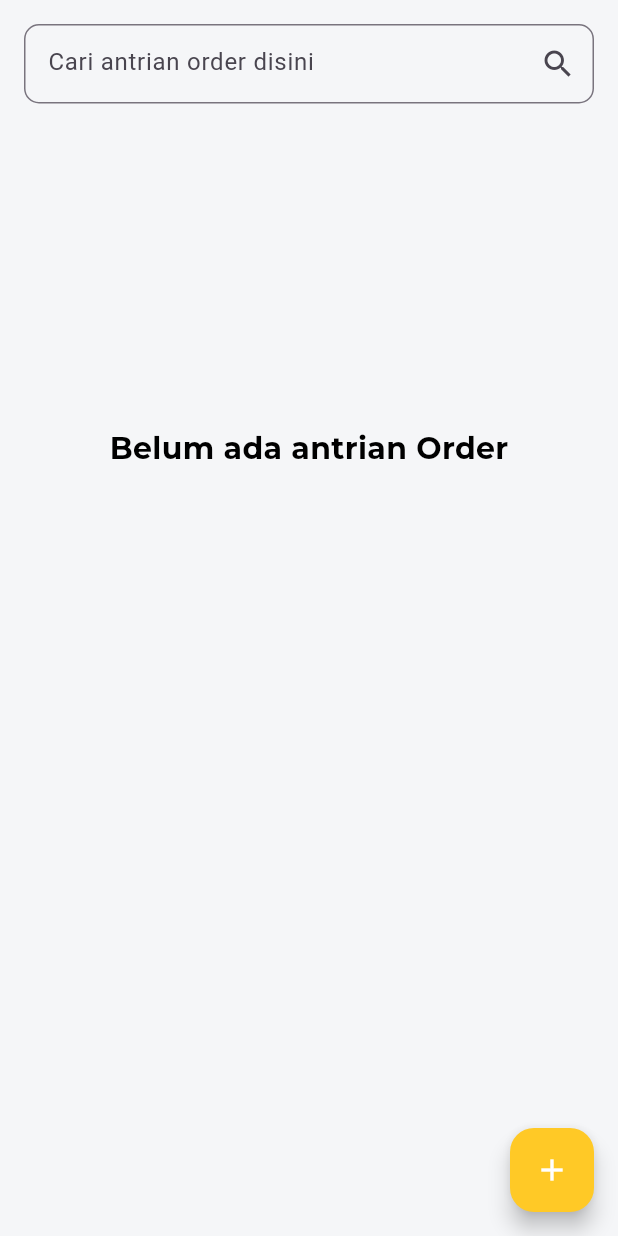
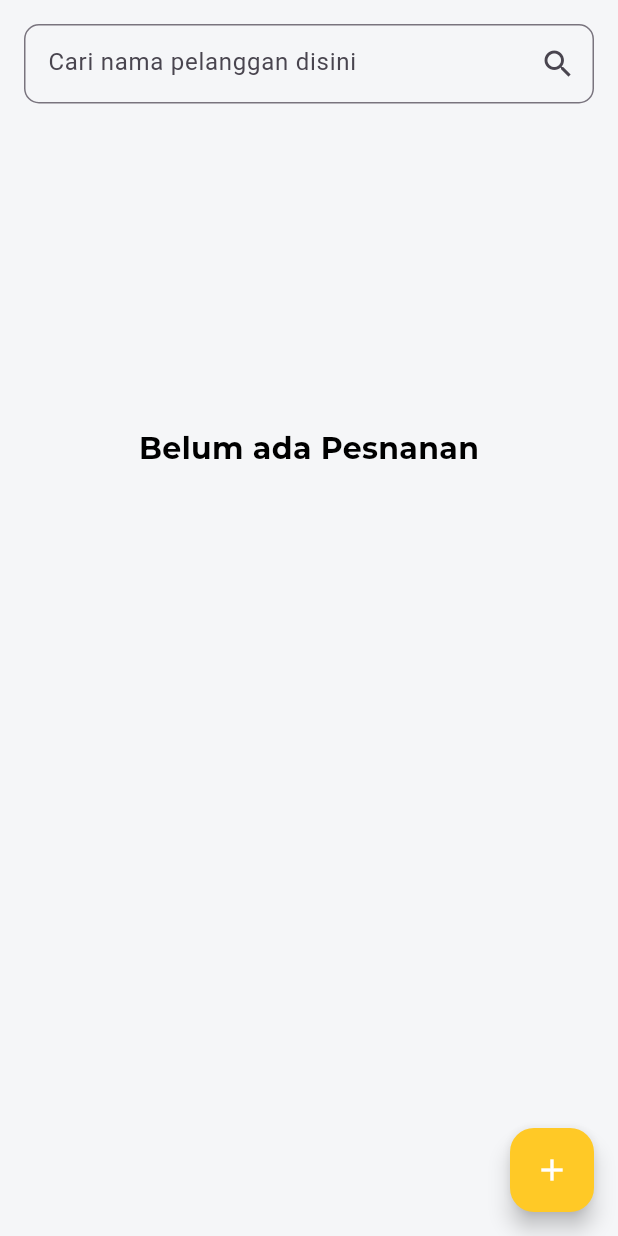
Before and after one commit to nrico25/dchubite, a Flutter app: the OrderQueuePage screen opened by its route, on a phone screen of 412 x 824 dp. Run offline on Flutter 3.47's test engine with Material 3 defaults, Android fonts, the phone set to English and light mode, and no system bars; our stand-ins replace fl_chart, get, image_picker, open_file, permission_handler, shared_preferences; missing offline and left inert: esc_pos_utils_plus, print_bluetooth_thermal; accounts and stored records are empty; network calls fail.

Commit message:
fix[NC] fix naming

```diff
--- a/lib/dashboard/dashboard.dart
+++ b/lib/dashboard/dashboard.dart
@@ -34,7 +34,7 @@ class DashboardPage extends StatelessWidget {
 
     final List<String> titles = [
       "Dashboard",
-      "Antrian Pelanggan",
+      "Antrian Pesanan",
       "Produk",
       "Pengaturan",
     ];
--- a/lib/pages/finance/finance.dart
+++ b/lib/pages/finance/finance.dart
@@ -17,7 +17,7 @@ class FinanceReportPage extends StatelessWidget {
 
   FinanceReportPage({super.key}) {
     final now = DateTime.now();
-    formattedDate.value = DateFormat('E, dd MMM yyyy').format(now);
+    formattedDate.value = DateFormat('EEEE, dd MMMM yyyy', 'id_ID').format(now);
     controller.getCategoryReportByDate(DateFormat('yyyy-MM-dd').format(now));
   }
 
--- a/lib/pages/order/cust_queue.dart
+++ b/lib/pages/order/cust_queue.dart
@@ -22,7 +22,7 @@ class OrderQueuePage extends StatelessWidget {
               child: CustomTextField(
                 width: double.infinity,
                 controller: searchController,
-                hintText: 'Cari antrian order disini',
+                hintText: 'Cari nama pelanggan disini',
                 keyboardType: TextInputType.text,
                 borderColor: Colors.grey.shade300,
                 borderWidth: 1.0,
@@ -49,7 +49,7 @@ class OrderQueuePage extends StatelessWidget {
                               SizedBox(height: 200),
                               Center(
                                   child: MyText(
-                                      text: "Belum ada antrian Order",
+                                      text: "Belum ada Pesnanan",
                                       fontFamily: "MontserratBold",
                                       fontSize: 20,
                                       color: black)),
--- a/lib/pages/order/history_order.dart
+++ b/lib/pages/order/history_order.dart
@@ -56,7 +56,7 @@ class HistoryOrder extends StatelessWidget {
   String _formatTanggal(String tanggal) {
     try {
       DateTime parsedDate = DateTime.parse(tanggal);
-      return DateFormat('E, dd MMM yyyy').format(parsedDate);
+    return DateFormat('EEEE, dd MMM yyyy', 'id_ID').format(parsedDate);
     } catch (e) {
       return tanggal;
     }
```
Also changed, not shown: lib/main.dart (+6 -5 lines), lib/pages/order/order_controller.dart (+3 -9 lines), 4 other files.
